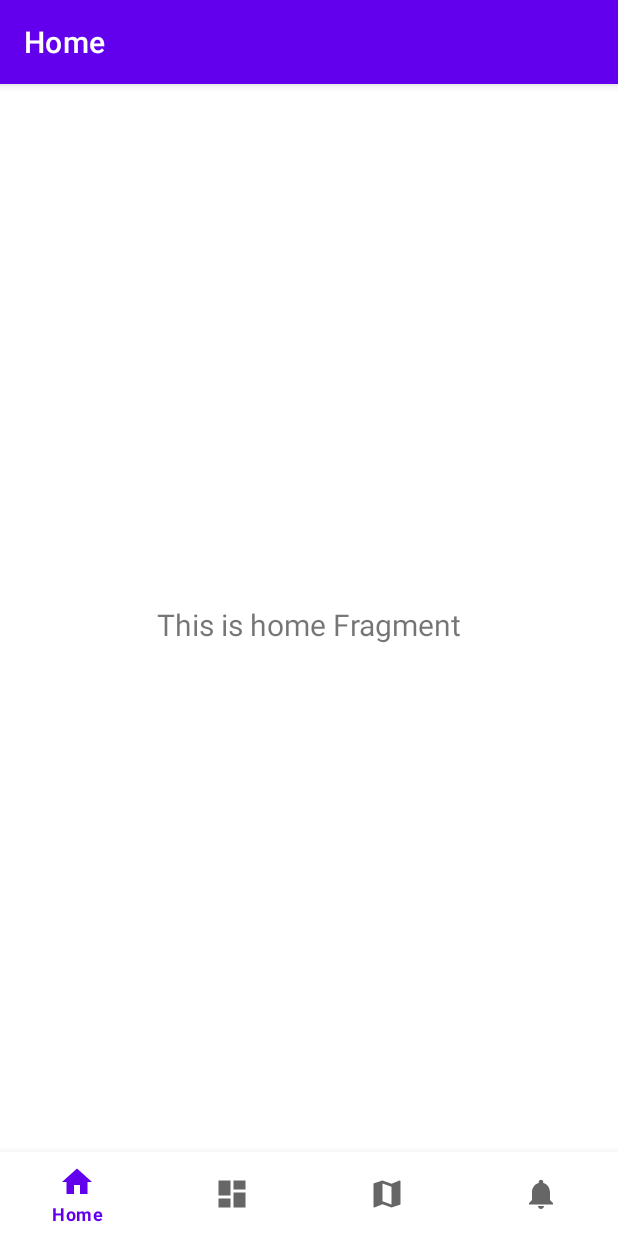
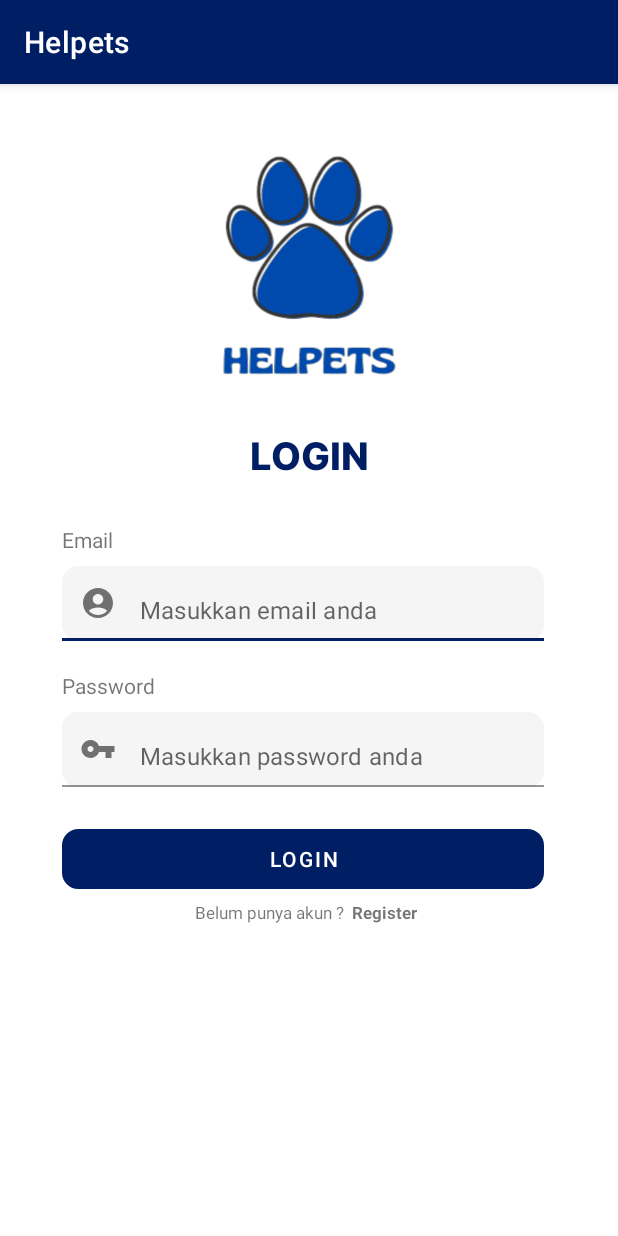
Before and after one commit to Dwiki-stw/Helpets, an Android app: the screen it shows after launch (MainActivity before the commit, LoginActivity after it), on a phone screen of 412 x 824 dp. Run offline under Robolectric (Android 15) with nearby library versions, the phone set to English and light mode, and no system bars.

Commit message:
menambahkan bagian halaman login serta custom view dari login, mengganti tema aplikasi

```diff
--- /dev/null
+++ b/app/src/main/java/id/med/helpets/ui/login/LoginActivity.kt
@@ -0,0 +1,13 @@
+package id.med.helpets.ui.login
+
+import androidx.appcompat.app.AppCompatActivity
+import android.os.Bundle
+import id.med.helpets.R
+import id.med.helpets.databinding.ActivityLoginBinding
+
+class LoginActivity : AppCompatActivity() {
+    override fun onCreate(savedInstanceState: Bundle?) {
+        super.onCreate(savedInstanceState)
+        setContentView(R.layout.activity_login)
+    }
+}
--- /dev/null
+++ b/app/src/main/java/id/med/helpets/ui/login/customview/EditTextEmail.kt
@@ -0,0 +1,61 @@
+package id.med.helpets.ui.login.customview
+
+import android.content.Context
+import android.graphics.Canvas
+import android.graphics.drawable.Drawable
+import android.text.Editable
+import android.text.InputType
+import android.text.TextWatcher
+import android.util.AttributeSet
+import android.util.Patterns
+import androidx.appcompat.widget.AppCompatEditText
+import androidx.core.content.ContextCompat
+import id.med.helpets.R
+
+class EditTextEmail : AppCompatEditText {
+    private lateinit var backgroundEditText: Drawable
+
+    constructor(context: Context) : super(context){
+        init()
+    }
+
+    constructor(context: Context, attrs: AttributeSet) : super(context, attrs){
+        init()
+    }
+
+    constructor(context: Context, attrs: AttributeSet, defStyleAttr: Int) : super(context, attrs, defStyleAttr){
+        init()
+    }
+
+    override fun onDraw(canvas: Canvas?) {
+        super.onDraw(canvas)
+        hint = context.getString(R.string.edt_email)
+    }
+
+    private fun init(){
+        maxLines = 1
+        inputType = InputType.TYPE_TEXT_VARIATION_EMAIL_ADDRESS
+        addTextChangedListener(object : TextWatcher {
+            override fun beforeTextChanged(s: CharSequence?, start: Int, before: Int, count: Int) {
+
+            }
+
+            override fun onTextChanged(s: CharSequence?, start: Int, before: Int, count: Int) {
+                setSelection(text!!.length)
+                if (s != null){
+                    if (s.isEmpty()){
+                        error = "Email tidak boleh kosong"
+                    } else if (!Patterns.EMAIL_ADDRESS.matcher(s).matches()) {
+                        error = "Email tidak valid !"
+                    } else {
+                        error = null
+                    }
+                }
+            }
+
+            override fun afterTextChanged(s: Editable?) {
+
+            }
+        })
+    }
+}
--- /dev/null
+++ b/app/src/main/java/id/med/helpets/ui/login/customview/EditTextPassword.kt
@@ -0,0 +1,60 @@
+package id.med.helpets.ui.login.customview
+
+import android.content.Context
+import android.graphics.Canvas
+import android.text.Editable
+import android.text.InputType
+import android.text.TextWatcher
+import android.text.method.PasswordTransformationMethod
+import android.util.AttributeSet
+import androidx.appcompat.widget.AppCompatEditText
+import id.med.helpets.R
+
+class EditTextPassword : AppCompatEditText {
+    constructor(context: Context) : super(context){
+        init()
+    }
+    constructor(context: Context, attrs: AttributeSet) : super(context, attrs){
+        init()
+    }
+    constructor(context: Context, attrs: AttributeSet, defStyleAttr: Int) : super(context, attrs, defStyleAttr){
+        init()
+    }
+
+    override fun onDraw(canvas: Canvas?) {
+        super.onDraw(canvas)
+        hint = context.getString(R.string.edt_password)
+    }
+
+    private fun init(){
+        maxLines = 1
+        addTextChangedListener(object : TextWatcher{
+            override fun beforeTextChanged(s: CharSequence?, start: Int, before: Int, count: Int) {
+
+            }
+
+            override fun onTextChanged(s: CharSequence?, start: Int, before: Int, count: Int) {
+                inputType = InputType.TYPE_TEXT_VARIATION_PASSWORD
+                transformationMethod = PasswordTransformationMethod.getInstance()
+                text?.let { setSelection(it.length) }
+                if (s != null){
+                    error = when{
+                        s.isEmpty() -> {
+                            "Password tidak boleh kosong"
+                        }
+                        s.length < 6 -> {
+                            "Password tidak boleh kurang dari 6 !"
+                        }
+                        else -> {
+                            null
+                        }
+                    }
+                }
+            }
+
+            override fun afterTextChanged(s: Editable?) {
+
+            }
+        })
+    }
+}
--- /dev/null
+++ b/app/src/main/res/drawable/ic_baseline_account_circle_24.xml
@@ -0,0 +1,5 @@
+<vector android:height="24dp" android:tint="#001E64"
+    android:viewportHeight="24" android:viewportWidth="24"
+    android:width="24dp" xmlns:android="http://schemas.android.com/apk/res/android">
+    <path android:fillColor="@android:color/white" android:pathData="M12,2C6.48,2 2,6.48 2,12s4.48,10 10,10s10,-4.48 10,-10S17.52,2 12,2zM12,6c1.93,0 3.5,1.57 3.5,3.5S13.93,13 12,13s-3.5,-1.57 -3.5,-3.5S10.07,6 12,6zM12,20c-2.03,0 -4.43,-0.82 -6.14,-2.88C7.55,15.8 9.68,15 12,15s4.45,0.8 6.14,2.12C16.43,19.18 14.03,20 12,20z"/>
+</vector>
--- /dev/null
+++ b/app/src/main/res/drawable/ic_baseline_vpn_key_24.xml
@@ -0,0 +1,5 @@
+<vector android:height="24dp" android:tint="#001E64"
+    android:viewportHeight="24" android:viewportWidth="24"
+    android:width="24dp" xmlns:android="http://schemas.android.com/apk/res/android">
+    <path android:fillColor="@android:color/white" android:pathData="M12.65,10C11.83,7.67 9.61,6 7,6c-3.31,0 -6,2.69 -6,6s2.69,6 6,6c2.61,0 4.83,-1.67 5.65,-4H17v4h4v-4h2v-4H12.65zM7,14c-1.1,0 -2,-0.9 -2,-2s0.9,-2 2,-2 2,0.9 2,2 -0.9,2 -2,2z"/>
+</vector>
--- /dev/null
+++ b/app/src/main/res/drawable/layout_shape.xml
@@ -0,0 +1,8 @@
+<?xml version="1.0" encoding="utf-8"?>
+<shape android:shape="rectangle" xmlns:android="http://schemas.android.com/apk/res/android">
+    <solid android:color="@color/abu"/>
+    <corners android:radius="10dp"/>
+    <stroke
+        android:width="2dp"
+        android:color="@color/blue"/>
+</shape>
--- /dev/null
+++ b/app/src/main/res/layout/activity_login.xml
@@ -0,0 +1,125 @@
+<?xml version="1.0" encoding="utf-8"?>
+<androidx.constraintlayout.widget.ConstraintLayout xmlns:android="http://schemas.android.com/apk/res/android"
+    xmlns:app="http://schemas.android.com/apk/res-auto"
+    xmlns:tools="http://schemas.android.com/tools"
+    android:layout_width="match_parent"
+    android:layout_height="match_parent"
+    tools:context=".ui.login.LoginActivity">
+
+    <ImageView
+        android:id="@+id/imageView"
+        android:layout_width="165dp"
+        android:layout_height="165dp"
+        android:layout_marginTop="40dp"
+        android:src="@drawable/logo"
+        app:layout_constraintEnd_toEndOf="parent"
+        app:layout_constraintStart_toStartOf="parent"
+        app:layout_constraintTop_toTopOf="parent" />
+
+    <TextView
+        android:id="@+id/txt_judul"
+        android:layout_width="wrap_content"
+        android:layout_height="wrap_content"
+        android:layout_marginTop="24dp"
+        android:text="@string/login"
+        android:textColor="@color/blue"
+        style="@style/HeaderText"
+        app:layout_constraintEnd_toEndOf="parent"
+        app:layout_constraintStart_toStartOf="parent"
+        app:layout_constraintTop_toBottomOf="@+id/imageView" />
+
+    <TextView
+        android:id="@+id/txt_email"
+        android:layout_width="wrap_content"
+        android:layout_height="wrap_content"
+        android:layout_marginTop="28dp"
+        android:text="@string/email"
+        app:layout_constraintEnd_toEndOf="parent"
+        app:layout_constraintHorizontal_bias="0.109"
+        app:layout_constraintStart_toStartOf="parent"
+        app:layout_constraintTop_toBottomOf="@+id/txt_judul" />
+
+    <com.google.android.material.textfield.TextInputLayout
+        android:id="@+id/ipt_email"
+        android:layout_width="321dp"
+        android:layout_height="50dp"
+        android:layout_marginTop="8dp"
+        app:layout_constraintEnd_toEndOf="parent"
+        app:layout_constraintHorizontal_bias="0.0"
+        app:layout_constraintStart_toStartOf="@+id/txt_email"
+        app:layout_constraintTop_toBottomOf="@+id/txt_email"
+        app:startIconDrawable="@drawable/ic_baseline_account_circle_24">
+        <id.med.helpets.ui.login.customview.EditTextEmail
+            android:id="@+id/edt_email"
+            android:layout_width="match_parent"
+            android:layout_height="match_parent"
+            android:background="@drawable/layout_shape"
+            android:backgroundTint="@color/abu"/>
+    </com.google.android.material.textfield.TextInputLayout>
+
+    <TextView
+        android:id="@+id/txt_password"
+        android:layout_width="wrap_content"
+        android:layout_height="wrap_content"
+        android:layout_marginTop="20dp"
+        android:text="@string/password"
+        app:layout_constraintEnd_toEndOf="parent"
+        app:layout_constraintHorizontal_bias="0.0"
+        app:layout_constraintStart_toStartOf="@+id/ipt_email"
+        app:layout_constraintTop_toBottomOf="@+id/ipt_email" />
+
+    <com.google.android.material.textfield.TextInputLayout
+        android:id="@+id/ipt_password"
+        android:layout_width="321dp"
+        android:layout_height="50dp"
+        android:layout_marginTop="8dp"
+        android:background="@drawable/layout_shape"
+        android:backgroundTint="@color/abu"
+        app:layout_constraintEnd_toEndOf="parent"
+        app:layout_constraintHorizontal_bias="0.0"
+        app:layout_constraintStart_toStartOf="@+id/txt_password"
+        app:layout_constraintTop_toBottomOf="@+id/txt_password"
+        app:startIconDrawable="@drawable/ic_baseline_vpn_key_24">
+        <id.med.helpets.ui.login.customview.EditTextPassword
+            android:id="@+id/edt_password"
+            android:layout_width="match_parent"
+            android:layout_height="match_parent"
+            android:background="@drawable/layout_shape"
+            android:backgroundTint="@color/abu"/>
+    </com.google.android.material.textfield.TextInputLayout>
+
+    <Button
+        android:id="@+id/btn_login"
+        android:layout_width="321dp"
+        android:layout_height="40dp"
+        android:layout_marginTop="28dp"
+        android:text="@string/login"
+        android:background="@drawable/layout_shape"
+        app:layout_constraintEnd_toEndOf="parent"
+        app:layout_constraintHorizontal_bias="0.455"
+        app:layout_constraintStart_toStartOf="parent"
+        app:layout_constraintTop_toBottomOf="@+id/ipt_password" />
+
+    <TextView
+        android:id="@+id/txt_konfirm"
+        android:layout_width="wrap_content"
+        android:layout_height="wrap_content"
+        android:layout_marginStart="130dp"
+        android:layout_marginTop="8dp"
+        android:text="@string/txt_konfirm"
+        android:textSize="11sp"
+        app:layout_constraintStart_toStartOf="parent"
+        app:layout_constraintTop_toBottomOf="@+id/btn_login" />
+
+    <TextView
+        android:id="@+id/tv_regis"
+        android:layout_width="wrap_content"
+        android:layout_height="wrap_content"
+        android:layout_marginStart="5dp"
+        android:textStyle="bold"
+        android:text="@string/txt_register"
+        android:textSize="11sp"
+        app:layout_constraintBottom_toBottomOf="@+id/txt_konfirm"
+        app:layout_constraintStart_toEndOf="@+id/txt_konfirm" />
+
+</androidx.constraintlayout.widget.ConstraintLayout>
--- a/app/src/main/res/values/colors.xml
+++ b/app/src/main/res/values/colors.xml
@@ -7,4 +7,8 @@
     <color name="teal_700">#FF018786</color>
     <color name="black">#FF000000</color>
     <color name="white">#FFFFFFFF</color>
+    <color name="blue">#001E64</color>
+    <color name="blue_dark">#00174c</color>
+    <color name="abu">#F5F5F5</color>
+    <color name="blue_light">#B8CAED</color>
 </resources>
--- a/app/src/main/res/values/strings.xml
+++ b/app/src/main/res/values/strings.xml
@@ -9,4 +9,11 @@
     <string name="location">LOCATION</string>
     <string name="description_icon_add_picture">image add picture</string>
     <string name="add_photo">ADD PHOTO</string>
+    <string name="login">LOGIN</string>
+    <string name="email">Email</string>
+    <string name="password">Password</string>
+    <string name="txt_konfirm">Belum punya akun ?</string>
+    <string name="txt_register">Register</string>
+    <string name="edt_email">Masukkan email anda</string>
+    <string name="edt_password">Masukkan password anda</string>
 </resources>
--- a/app/src/main/res/values/themes.xml
+++ b/app/src/main/res/values/themes.xml
@@ -2,15 +2,29 @@
     <!-- Base application theme. -->
     <style name="Theme.Helpets" parent="Theme.MaterialComponents.DayNight.DarkActionBar">
         <!-- Primary brand color. -->
-        <item name="colorPrimary">@color/purple_500</item>
-        <item name="colorPrimaryVariant">@color/purple_700</item>
+        <item name="colorPrimary">@color/blue</item>
+        <item name="colorPrimaryVariant">@color/blue_dark</item>
         <item name="colorOnPrimary">@color/white</item>
         <!-- Secondary brand color. -->
-        <item name="colorSecondary">@color/teal_200</item>
-        <item name="colorSecondaryVariant">@color/teal_700</item>
-        <item name="colorOnSecondary">@color/black</item>
+        <item name="colorSecondary">@color/blue_dark</item>
+        <item name="colorSecondaryVariant">@color/blue</item>
+        <item name="colorOnSecondary">@color/white</item>
         <!-- Status bar color. -->
         <item name="android:statusBarColor">?attr/colorPrimaryVariant</item>
         <!-- Customize your theme here. -->
     </style>
+
+    <style name="HeaderText">
+        <item name="android:textStyle">bold</item>
+        <item name="android:textSize">25sp</item>
+        <item name="fontFamily">@font/interbold</item>
+    </style>
+    <style name="TextContext">
+        <item name="android:textStyle">bold</item>
+        <item name="android:textSize">15sp</item>
+    </style>
+
+    <style name="SubTextContext">
+        <item name="android:textSize">15sp</item>
+    </style>
 </resources>
```
Also changed, not shown: app/src/main/AndroidManifest.xml (+15 -8 lines), app/src/main/java/id/med/helpets/ui/login/customview/EditTextWord.kt (added, +60 -0 lines), app/src/main/res/drawable/bg_button.xml (added, +18 -0 lines), app/src/main/res/drawable/bg_button_disable.xml (added, +19 -0 lines), app/src/main/res/drawable/logo.png (added), app/src/main/res/font/interbold.ttf (added), app/src/main/res/font/montbold.otf (added), app/src/main/res/font/poppins.ttf (added).
